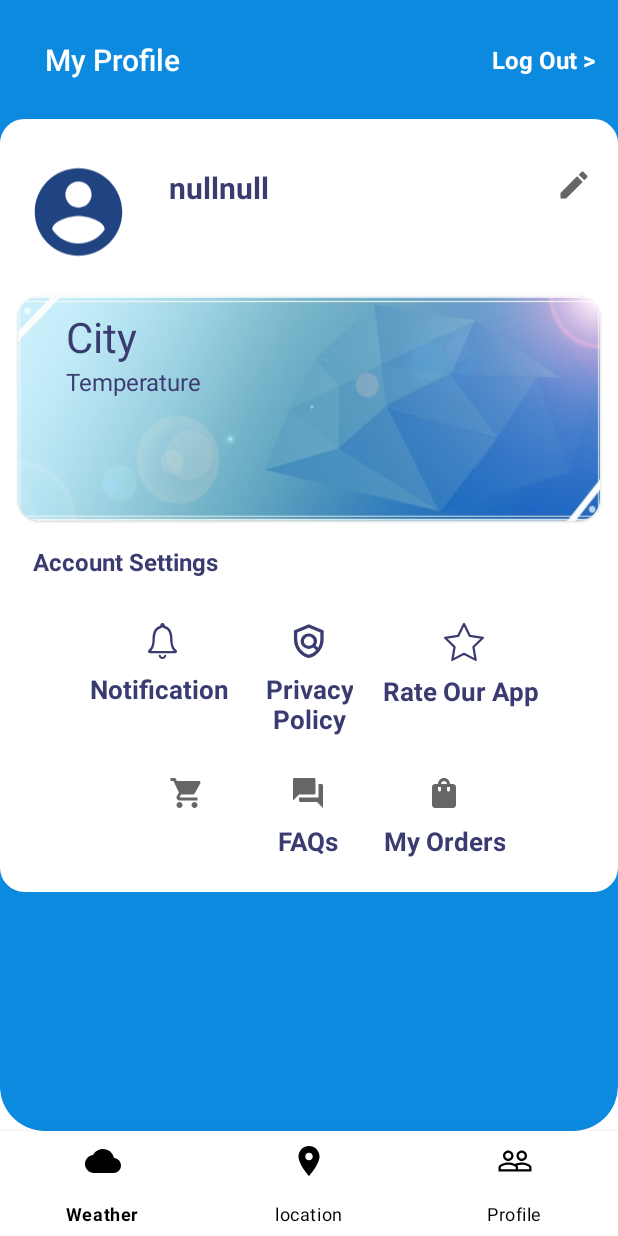
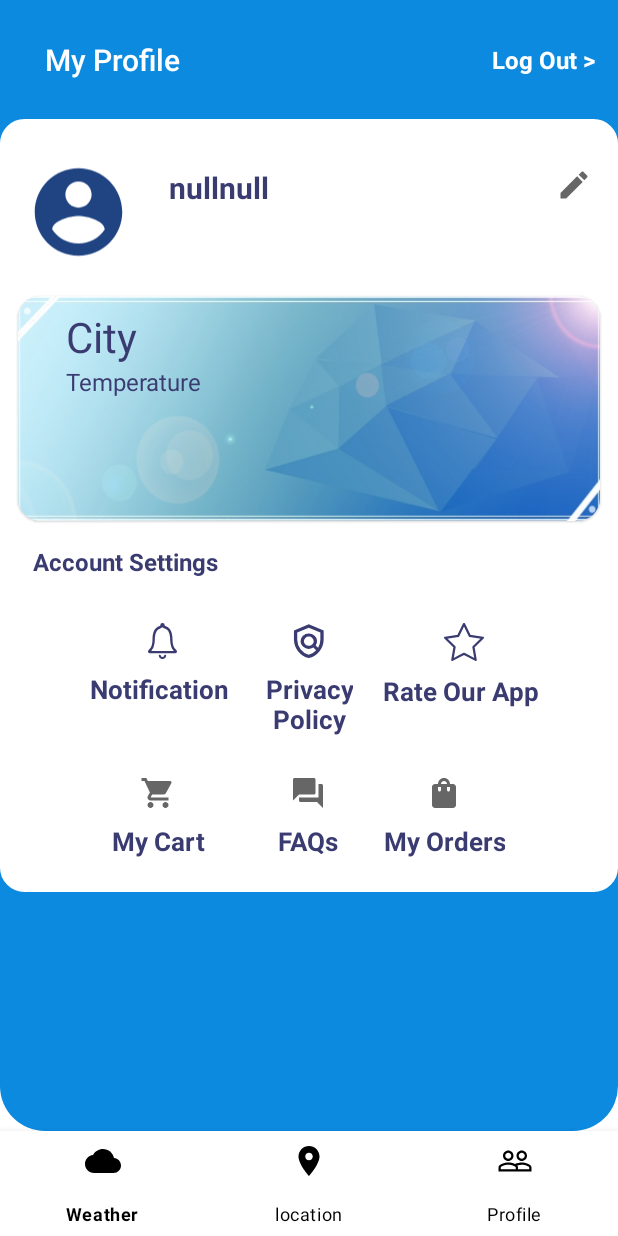
Before and after one commit to lakshaygarg128/fomo, an Android app: the ProfileFragment screen opened through its navigation route, on a phone screen of 412 x 824 dp. Run offline under Robolectric (Android 15) with nearby library versions, the phone set to English and light mode, and no system bars; our stand-ins replace Firebase (no records; nobody signed in at launch, a user with empty details on screens opened directly); pictures from the network do not load.

Commit message:
one of the final commits

```diff
--- a/app/src/main/java/com/example/fomo/WeatherFragment.kt
+++ b/app/src/main/java/com/example/fomo/WeatherFragment.kt
@@ -66,7 +66,7 @@ class WeatherFragment : Fragment(R.layout.fragment_weather), onRecipeClicked {
 
     private suspend fun Foodfetchdata() {
         // API CALL
-        delay(3000)
+        delay(4000)
         Log.d("weather","$weatherres")
         val instance = retrofitInstance.api.getDishes(weatherres)
         instance.enqueue(object : Callback<List<FoodItem>>{
--- a/app/src/main/res/layout/activity_recipe.xml
+++ b/app/src/main/res/layout/activity_recipe.xml
@@ -74,6 +74,7 @@
         android:layout_height="wrap_content"
         android:layout_marginHorizontal="7dp"
         android:layout_marginTop="20dp"
+        android:orientation="vertical"
         android:background="@drawable/custombg4">
 
         <com.google.android.material.textview.MaterialTextView
@@ -82,6 +83,7 @@
             android:text="Instruction Video"
             android:layout_marginLeft="5dp"
             android:layout_marginTop="3dp"
+            android:layout_marginBottom="10dp"
             android:textColor="@color/black"
             android:textStyle="bold"
             android:textSize="20dp"/>
@@ -91,6 +93,7 @@
             android:layout_width="match_parent"
             android:layout_height="wrap_content"
             app:autoPlay="false"
+            android:layout_marginBottom="10dp"
             app:showFullScreenButton="false" />
 
     </LinearLayout>
--- a/app/src/main/res/layout/fragment_profile.xml
+++ b/app/src/main/res/layout/fragment_profile.xml
@@ -254,6 +254,7 @@
                 android:layout_below="@id/privacyPolicyButton"
                 android:layout_marginTop="25dp"
                 android:layout_marginEnd="40dp"
+                android:text="My Cart"
                 android:layout_marginBottom="20dp"
                 android:layout_toLeftOf="@id/privacyPolicyButton"
                 android:drawableTop="@drawable/ic_baseline_shopping_cart_24"
```
